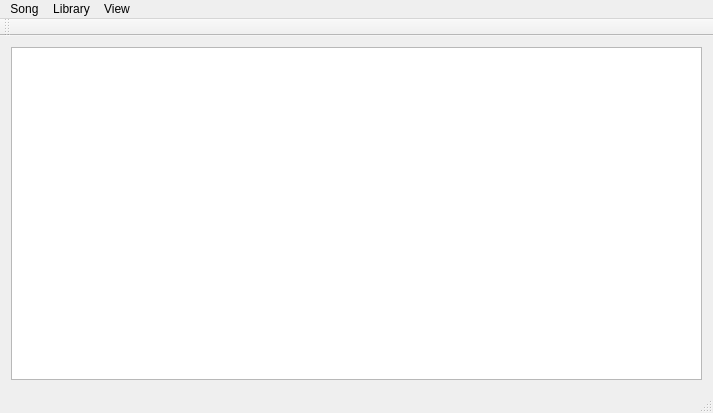
Before: the Qt Designer form mainwindow.ui in micdmy/my_player, drawn with Qt 5.
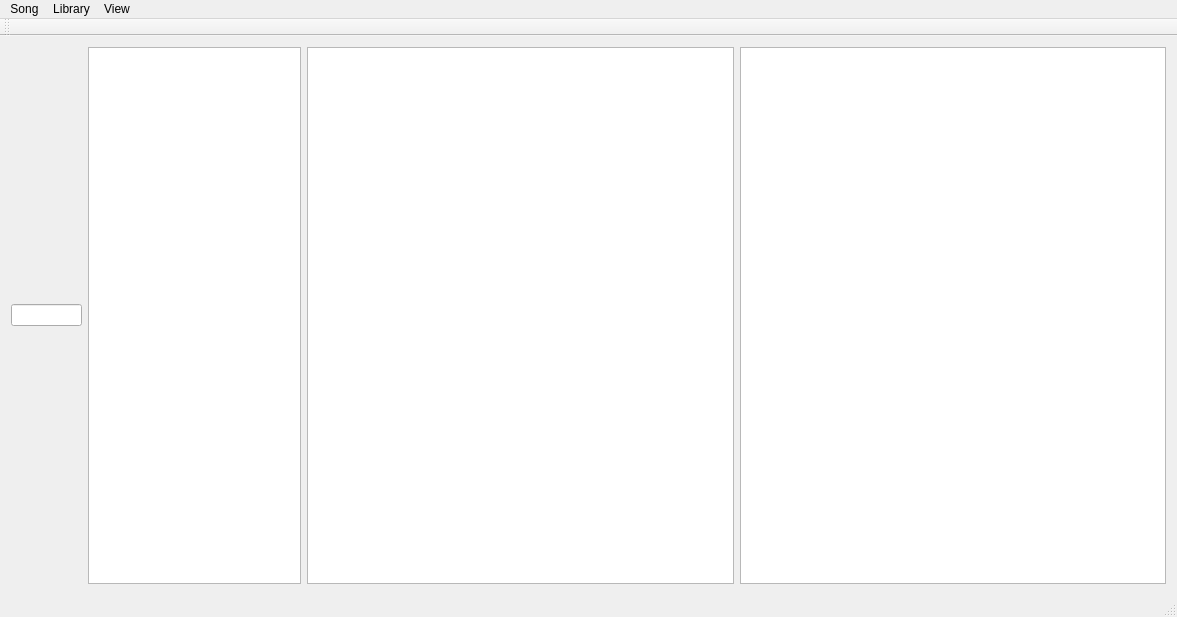
After: the same form once the commit is applied.

Commit message:
Adds SongInLibrarySortFilter class, which makes it possible to sort songs in QTableView. Songs are sorted according to selected columns. While searching "the\s" beginning of the word is omitted. If search phrase is shorter than 3 chars, search tries to match begining of the word.
SongsTableModel and MediaDirectories deleted, as no longer used.
OneTagListModel will be developed in future commits.

```diff
--- a/mainwindow.ui
+++ b/mainwindow.ui
@@ -6,17 +6,57 @@
    <rect>
     <x>0</x>
     <y>0</y>
-    <width>713</width>
-    <height>413</height>
+    <width>1177</width>
+    <height>617</height>
    </rect>
   </property>
   <property name="windowTitle">
    <string>MainWindow</string>
   </property>
   <widget class="QWidget" name="centralWidget">
-   <layout class="QVBoxLayout" name="verticalLayout">
+   <layout class="QHBoxLayout" name="horizontalLayout">
     <item>
-     <widget class="QTableView" name="tableView"/>
+     <layout class="QVBoxLayout" name="verticalLayout"/>
+    </item>
+    <item>
+     <widget class="QLineEdit" name="lineEdit">
+      <property name="sizePolicy">
+       <sizepolicy hsizetype="Expanding" vsizetype="Fixed">
+        <horstretch>1</horstretch>
+        <verstretch>0</verstretch>
+       </sizepolicy>
+      </property>
+     </widget>
+    </item>
+    <item>
+     <widget class="QListView" name="listView">
+      <property name="sizePolicy">
+       <sizepolicy hsizetype="Expanding" vsizetype="Expanding">
+        <horstretch>3</horstretch>
+        <verstretch>0</verstretch>
+       </sizepolicy>
+      </property>
+     </widget>
+    </item>
+    <item>
+     <widget class="QTableView" name="tableView">
+      <property name="sizePolicy">
+       <sizepolicy hsizetype="Expanding" vsizetype="Expanding">
+        <horstretch>6</horstretch>
+        <verstretch>0</verstretch>
+       </sizepolicy>
+      </property>
+     </widget>
+    </item>
+    <item>
+     <widget class="QTableView" name="tableViewSorted">
+      <property name="sizePolicy">
+       <sizepolicy hsizetype="Expanding" vsizetype="Expanding">
+        <horstretch>6</horstretch>
+        <verstretch>0</verstretch>
+       </sizepolicy>
+      </property>
+     </widget>
     </item>
    </layout>
   </widget>
@@ -25,7 +65,7 @@
     <rect>
      <x>0</x>
      <y>0</y>
-     <width>713</width>
+     <width>1177</width>
      <height>20</height>
     </rect>
    </property>
```
The commit also changes 16 other files.
